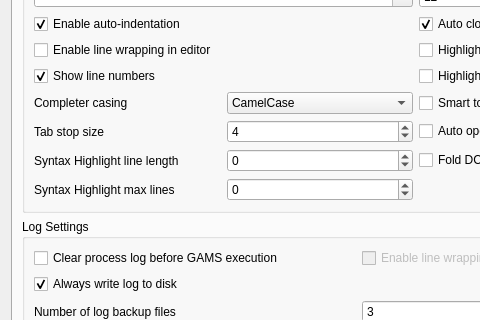
Before: the Qt Designer form src/settingsdialog.ui in GAMS-dev/studio, drawn with Qt 5; both pictures show x 0 to 480 and y 110 to 430 of the 717 by 515 pixel window.
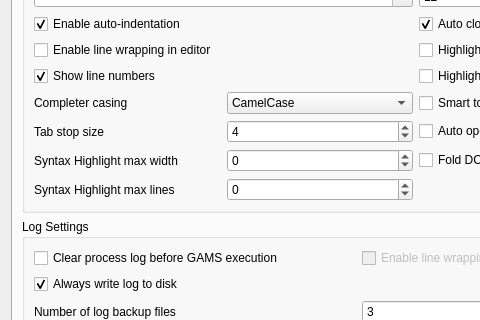
After: the same form once the commit is applied. Icons and pictures are not drawn.

Commit message: fixed missing rehighlight after editing or changing max-highlight-lines

Patch:
```diff
--- a/src/settingsdialog.ui
+++ b/src/settingsdialog.ui
@@ -313,7 +313,7 @@
           <item row="11" column="0">
            <widget class="QLabel" name="label_6">
             <property name="text">
-             <string>Syntax Highlight line length</string>
+             <string>Syntax Highlight max width</string>
             </property>
            </widget>
           </item>
```
The commit also changes 3 other files.
